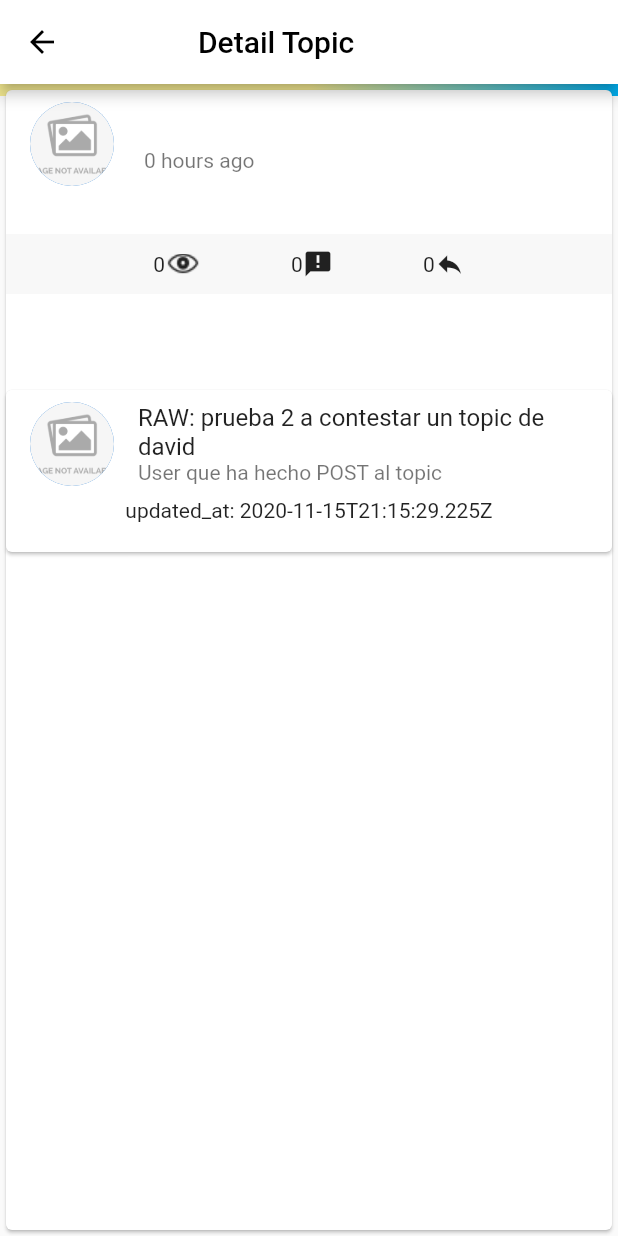
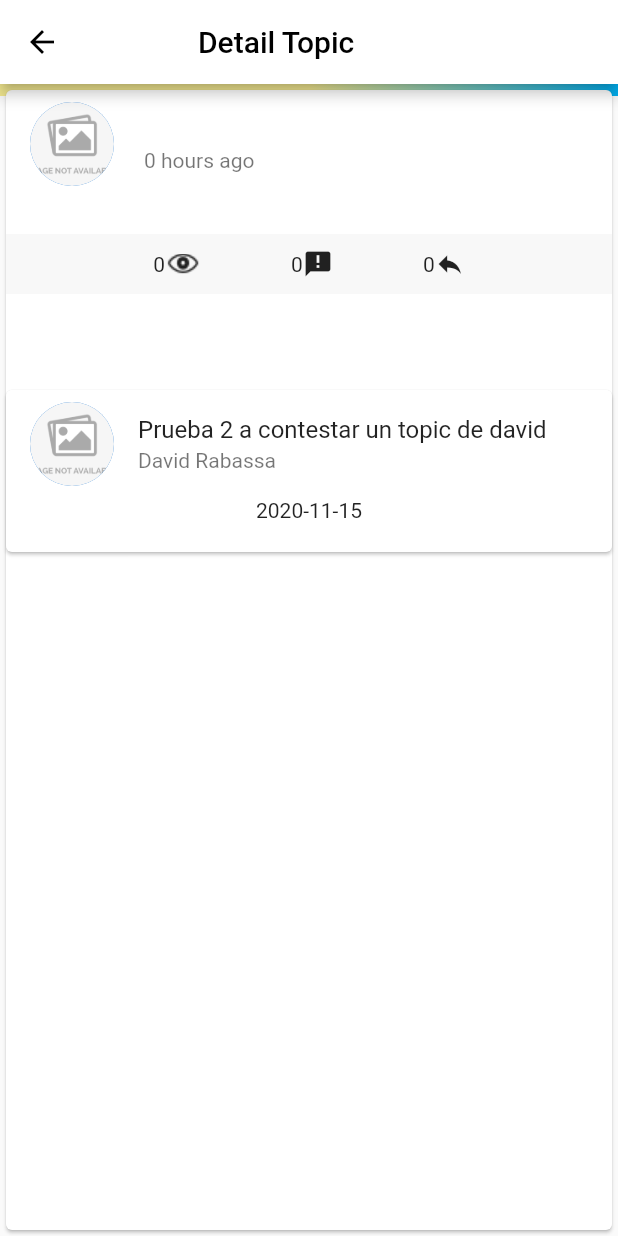
Before and after one commit to teamcodingmobile/discourse-flutter, a Flutter app: the DetailTopicPage screen opened directly with empty values, on a phone screen of 412 x 824 dp. Run offline on Flutter 3.47's test engine with Material 2 defaults, Android fonts, the phone set to English and light mode, and no system bars; network calls fail.

Commit message:
final project

```diff
--- a/lib/src/pages/detail_topic_page.dart
+++ b/lib/src/pages/detail_topic_page.dart
@@ -42,7 +42,6 @@ class DetailTopicPage extends StatelessWidget {
               children: <Widget>[
                 Card(
                   child: Column(
-                    //mainAxisSize: MainAxisSize.min,
                     children: <Widget>[
                       const ListTile(
                         leading: CircleAvatar(
@@ -50,13 +49,12 @@ class DetailTopicPage extends StatelessWidget {
                               AssetImage('assets/img/no-image.png'),
                           radius: 28,
                         ),
-                        title:
-                            Text('RAW: prueba 2 a contestar un topic de david'),
-                        subtitle: Text('User que ha hecho POST al topic'),
+                        title: Text('Prueba 2 a contestar un topic de david'),
+                        subtitle: Text('David Rabassa'),
                       ),
                       Padding(
                         padding: const EdgeInsets.only(bottom: 20.0),
-                        child: Text('updated_at: 2020-11-15T21:15:29.225Z'),
+                        child: Text('2020-11-15'),
                       ),
                     ],
                   ),
```
